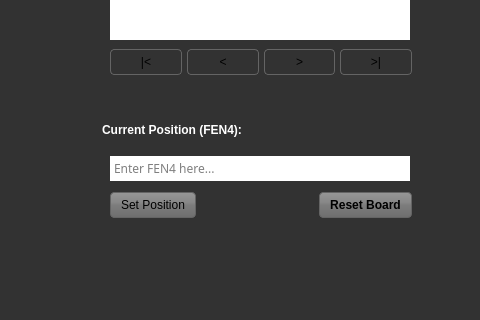
Old version of the form 4PlayerChess-master/ui/mainwindow.ui in the repository mvvollmer/4PlayerChess; both pictures show x 720 to 1200 and y 580 to 900 of the 1200 by 900 pixel window.
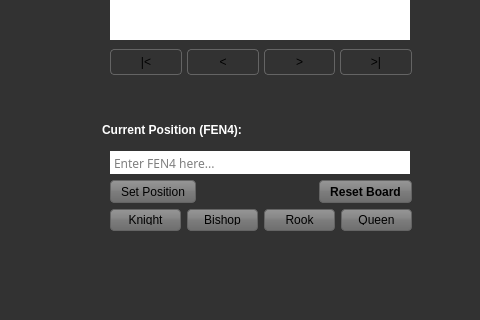
New version of the form. Custom widgets are drawn as their Qt base class.

Commit message: adding promotion buttons

Diff of the .ui file:
```diff
--- a/4PlayerChess-master/ui/mainwindow.ui
+++ b/4PlayerChess-master/ui/mainwindow.ui
@@ -684,7 +684,7 @@
            <x>10</x>
            <y>30</y>
            <width>302</width>
-           <height>72</height>
+           <height>80</height>
           </rect>
          </property>
          <layout class="QVBoxLayout" name="verticalLayout_3">
@@ -774,6 +774,50 @@
             </item>
            </layout>
           </item>
+          <item>
+           <layout class="QHBoxLayout" name="horizontalLayout">
+            <item>
+             <widget class="QPushButton" name="boardNPromoteButton">
+              <property name="statusTip">
+               <string>Knight</string>
+              </property>
+              <property name="text">
+               <string>Knight</string>
+              </property>
+             </widget>
+            </item>
+            <item>
+             <widget class="QPushButton" name="boardBPromoteButton">
+              <property name="statusTip">
+               <string>Bishop</string>
+              </property>
+              <property name="text">
+               <string>Bishop</string>
+              </property>
+             </widget>
+            </item>
+            <item>
+             <widget class="QPushButton" name="boardRPromoteButton">
+              <property name="statusTip">
+               <string>Rook</string>
+              </property>
+              <property name="text">
+               <string>Rook</string>
+              </property>
+             </widget>
+            </item>
+            <item>
+             <widget class="QPushButton" name="boardQPromoteButton">
+              <property name="statusTip">
+               <string>Queen</string>
+              </property>
+              <property name="text">
+               <string>Queen</string>
+              </property>
+             </widget>
+            </item>
+           </layout>
+          </item>
          </layout>
         </widget>
        </widget>
```
The commit also changes 12 other files.
